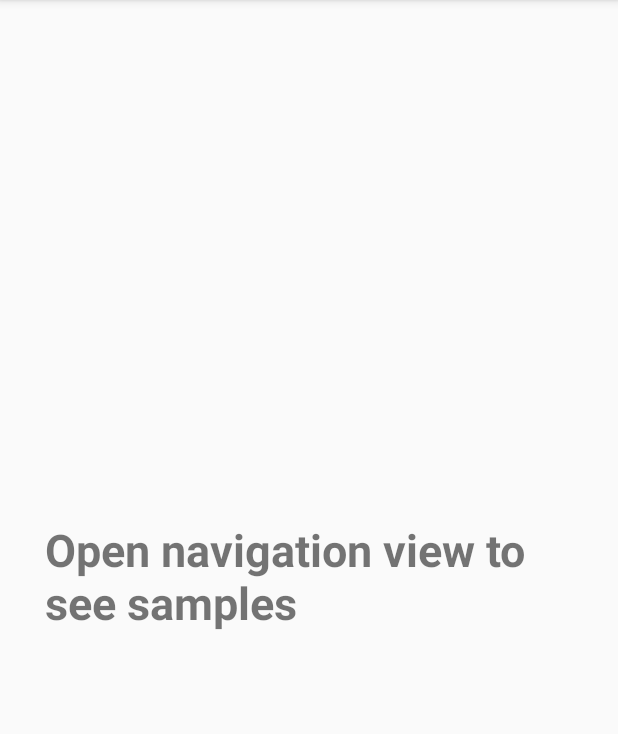
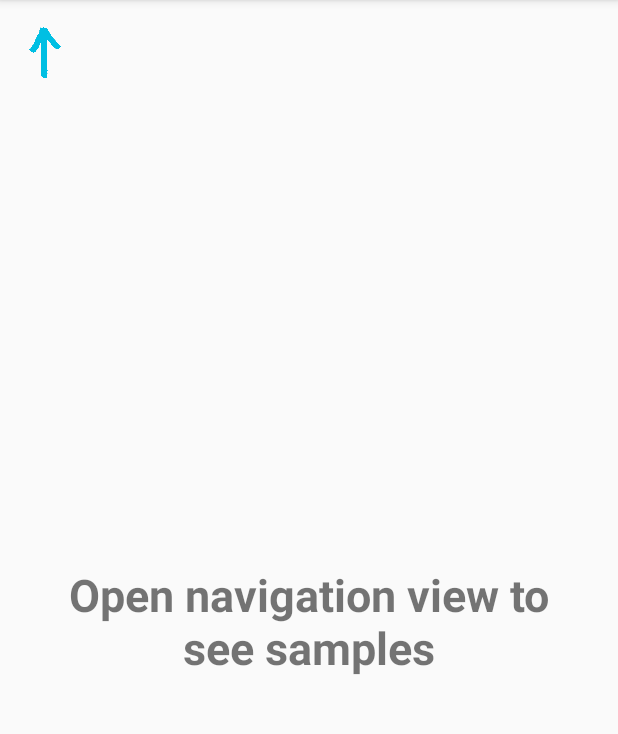
Before and after one commit to xSEUNGHANKIMx/comet, an Android app: the screen it shows after launch (MainActivity), on a phone screen of 412 x 824 dp, the part 84-818 px from its top. Run offline under Robolectric (Android 15) with nearby library versions, the phone set to English and light mode, and no system bars.

Commit message:
Add arrow_up image

```diff
--- a/app/build.gradle
+++ b/app/build.gradle
@@ -29,6 +29,7 @@ dependencies {
     implementation('com.github.afollestad.material-dialogs:core:0.8.5.7@aar') {
         transitive = true
     }
+    implementation 'pl.droidsonroids.gif:android-gif-drawable:1.2.0'
 }
 
 repositories {
--- a/app/src/main/res/layout/content_main.xml
+++ b/app/src/main/res/layout/content_main.xml
@@ -7,17 +7,26 @@
     app:layout_behavior="@string/appbar_scrolling_view_behavior"
     tools:context=".Activity.MainActivity"
     tools:showIn="@layout/app_bar_main">
+<RelativeLayout
+    android:layout_width="match_parent"
+    android:layout_height="match_parent">
+
+    <pl.droidsonroids.gif.GifImageView
+        android:id="@+id/arrow_up"
+        android:layout_width="60dp"
+        android:layout_height="60dp"
+        android:src="@drawable/arrow_up"/>
 
     <TextView
         android:layout_width="wrap_content"
-        android:layout_height="wrap_content"
+        android:layout_height="match_parent"
         android:text="@string/main_activity_text"
         android:textSize="30sp"
         android:textStyle="bold"
         android:padding="30dp"
-        app:layout_constraintBottom_toBottomOf="parent"
-        app:layout_constraintLeft_toLeftOf="parent"
-        app:layout_constraintRight_toRightOf="parent"
-        app:layout_constraintTop_toTopOf="parent" />
+        android:gravity="center"
+        android:layout_below="@id/arrow_up"/>
+
+</RelativeLayout>
 
 </android.support.constraint.ConstraintLayout>
```
Also changed, not shown: app/src/main/res/drawable/arrow_up.gif (added).
